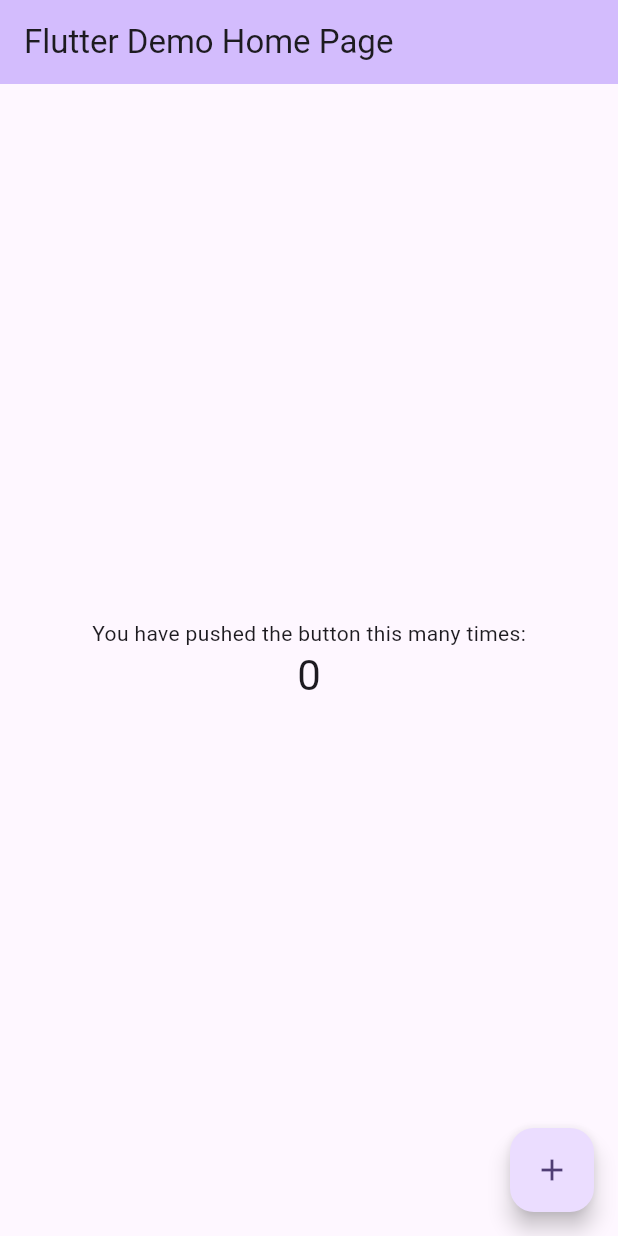
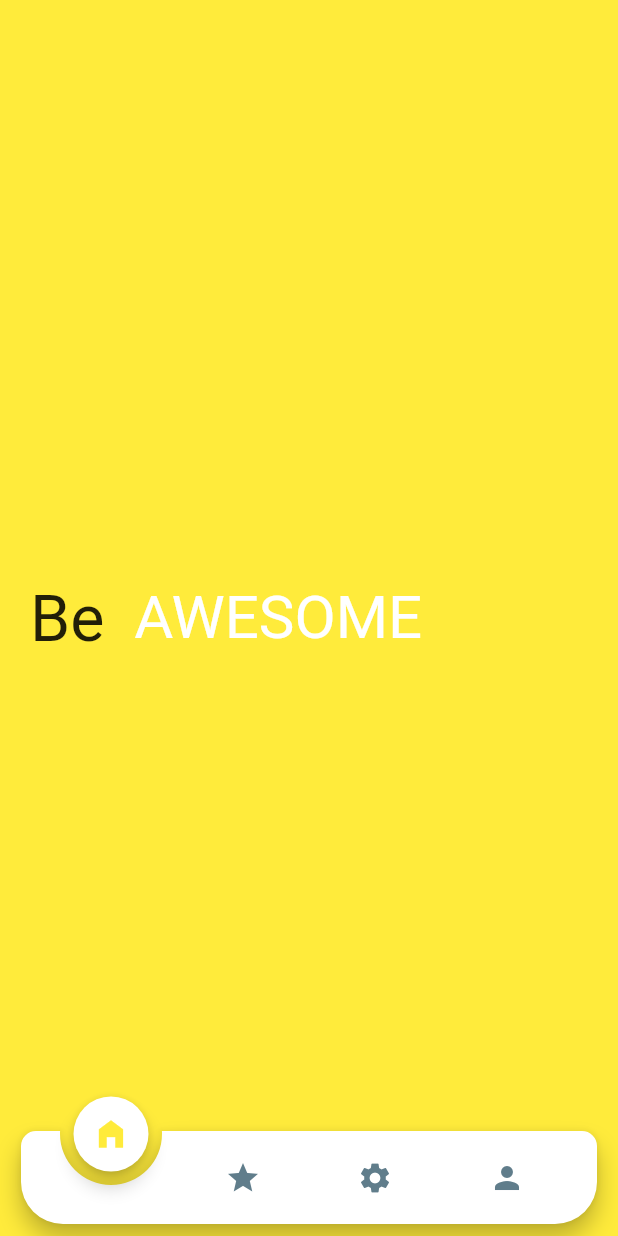
Before and after one commit to NaimurNoyon/bottom_nav_bar_collections, a Flutter app: the screen it shows after launch, on a phone screen of 412 x 824 dp. Run offline on Flutter 3.47's test engine with Material 2 defaults, Android fonts, the phone set to English and light mode, and no system bars; drawn by our look-alikes of animated_notch_bottom_bar, animated_text_kit; our stand-ins replace flutter_svg, loading_animation_widget; Roboto replaces fonts that are missing (Horizon).

Commit message:
29May2023

```diff
--- a/lib/main.dart
+++ b/lib/main.dart
@@ -1,125 +1,237 @@
+import 'dart:async';
+import 'dart:developer';
+import 'package:animated_notch_bottom_bar/animated_notch_bottom_bar/animated_notch_bottom_bar.dart';
+import 'package:animated_text_kit/animated_text_kit.dart';
 import 'package:flutter/material.dart';
+import 'package:flutter_svg/flutter_svg.dart';
+import 'package:loading_animation_widget/loading_animation_widget.dart';
 
 void main() {
   runApp(const MyApp());
 }
 
 class MyApp extends StatelessWidget {
-  const MyApp({super.key});
-
-  // This widget is the root of your application.
+  const MyApp({Key? key}) : super(key: key);
   @override
   Widget build(BuildContext context) {
     return MaterialApp(
-      title: 'Flutter Demo',
+      debugShowCheckedModeBanner: false,
+      title: 'Animated Notch Bottom Bar',
       theme: ThemeData(
-        // This is the theme of your application.
-        //
-        // TRY THIS: Try running your application with "flutter run". You'll see
-        // the application has a blue toolbar. Then, without quitting the app,
-        // try changing the seedColor in the colorScheme below to Colors.green
-        // and then invoke "hot reload" (save your changes or press the "hot
-        // reload" button in a Flutter-supported IDE, or press "r" if you used
-        // the command line to start the app).
-        //
-        // Notice that the counter didn't reset back to zero; the application
-        // state is not lost during the reload. To reset the state, use hot
-        // restart instead.
-        //
-        // This works for code too, not just values: Most code changes can be
-        // tested with just a hot reload.
-        colorScheme: ColorScheme.fromSeed(seedColor: Colors.deepPurple),
-        useMaterial3: true,
+        primarySwatch: Colors.blue,
       ),
-      home: const MyHomePage(title: 'Flutter Demo Home Page'),
+      home: SplashScreen(),
+      routes: {
+        '/home': (context) => MyHomePage(),
+      },
     );
   }
 }
 
 class MyHomePage extends StatefulWidget {
-  const MyHomePage({super.key, required this.title});
-
-  // This widget is the home page of your application. It is stateful, meaning
-  // that it has a State object (defined below) that contains fields that affect
-  // how it looks.
-
-  // This class is the configuration for the state. It holds the values (in this
-  // case the title) provided by the parent (in this case the App widget) and
-  // used by the build method of the State. Fields in a Widget subclass are
-  // always marked "final".
-
-  final String title;
+  const MyHomePage({Key? key}) : super(key: key);
 
   @override
   State<MyHomePage> createState() => _MyHomePageState();
 }
 
 class _MyHomePageState extends State<MyHomePage> {
-  int _counter = 0;
+  /// Controller to handle PageView and also handles initial page
+  final _pageController = PageController(initialPage: 0);
 
-  void _incrementCounter() {
-    setState(() {
-      // This call to setState tells the Flutter framework that something has
-      // changed in this State, which causes it to rerun the build method below
-      // so that the display can reflect the updated values. If we changed
-      // _counter without calling setState(), then the build method would not be
-      // called again, and so nothing would appear to happen.
-      _counter++;
-    });
+  /// Controller to handle bottom nav bar and also handles initial page
+  final _controller = NotchBottomBarController(index: 0);
+
+  int maxCount = 4;
+
+  @override
+  void dispose() {
+    _pageController.dispose();
+    super.dispose();
+  }
+
+  /// widget list
+  final List<Widget> bottomBarPages = [
+    const Page1(),
+    const Page2(),
+    const Page3(),
+    const Page4(),
+  ];
+
+  @override
+  Widget build(BuildContext context) {
+    return Scaffold(
+      body: PageView(
+        controller: _pageController,
+        physics: const NeverScrollableScrollPhysics(),
+        children: List.generate(
+            bottomBarPages.length, (index) => bottomBarPages[index]),
+      ),
+      extendBody: true,
+      bottomNavigationBar: (bottomBarPages.length <= maxCount)
+          ? AnimatedNotchBottomBar(
+        /// Provide NotchBottomBarController
+        notchBottomBarController: _controller,
+        color: Colors.white,
+        showLabel: false,
+        notchColor: Colors.white,
+
+        /// restart app if you change removeMargins
+        removeMargins: false,
+        bottomBarWidth: 500,
+        durationInMilliSeconds: 300,
+        bottomBarItems: [
+          const BottomBarItem(
+            inActiveItem: Icon(
+              Icons.home_filled,
+              color: Colors.blueGrey,
+            ),
+            activeItem: Icon(
+              Icons.home_filled,
+              color: Colors.yellow,
+            ),
+            itemLabel: 'Page 1',
+          ),
+          const BottomBarItem(
+            inActiveItem: Icon(
+              Icons.star,
+              color: Colors.blueGrey,
+            ),
+            activeItem: Icon(
+              Icons.star,
+              color: Colors.green,
+            ),
+            itemLabel: 'Page 2',
+          ),
+          const BottomBarItem(
+            inActiveItem: Icon(
+              Icons.settings,
+              color: Colors.blueGrey,
+            ),
+            activeItem: Icon(
+              Icons.settings,
+              color: Colors.red,
+            ),
+            itemLabel: 'Page 4',
+          ),
+          const BottomBarItem(
+            inActiveItem: Icon(
+              Icons.person,
+              color: Colors.blueGrey,
+            ),
+            activeItem: Icon(
+              Icons.person,
+              color: Colors.blue,
+            ),
+            itemLabel: 'Page 5',
+          ),
+        ],
+        onTap: (index) {
+          /// perform action on tab change and to update pages you can update pages without pages
+          log('current selected index $index');
+          _pageController.jumpToPage(index);
+        },
+      )
+          : null,
+    );
+  }
+}
+
+
+class SplashScreen extends StatefulWidget {
+  @override
+  _SplashScreenState createState() => _SplashScreenState();
+}
+
+class _SplashScreenState extends State<SplashScreen> {
+  @override
+  void initState() {
+    super.initState();
+    Timer(
+      Duration(seconds: 3),
+          () => Navigator.pushReplacementNamed(context, '/home'),
+    );
   }
 
   @override
   Widget build(BuildContext context) {
-    // This method is rerun every time setState is called, for instance as done
-    // by the _incrementCounter method above.
-    //
-    // The Flutter framework has been optimized to make rerunning build methods
-    // fast, so that you can just rebuild anything that needs updating rather
-    // than having to individually change instances of widgets.
     return Scaffold(
-      appBar: AppBar(
-        // TRY THIS: Try changing the color here to a specific color (to
-        // Colors.amber, perhaps?) and trigger a hot reload to see the AppBar
-        // change color while the other colors stay the same.
-        backgroundColor: Theme.of(context).colorScheme.inversePrimary,
-        // Here we take the value from the MyHomePage object that was created by
-        // the App.build method, and use it to set our appbar title.
-        title: Text(widget.title),
-      ),
-      body: Center(
-        // Center is a layout widget. It takes a single child and positions it
-        // in the middle of the parent.
-        child: Column(
-          // Column is also a layout widget. It takes a list of children and
-          // arranges them vertically. By default, it sizes itself to fit its
-          // children horizontally, and tries to be as tall as its parent.
-          //
-          // Column has various properties to control how it sizes itself and
-          // how it positions its children. Here we use mainAxisAlignment to
-          // center the children vertically; the main axis here is the vertical
-          // axis because Columns are vertical (the cross axis would be
-          // horizontal).
-          //
-          // TRY THIS: Invoke "debug painting" (choose the "Toggle Debug Paint"
-          // action in the IDE, or press "p" in the console), to see the
-          // wireframe for each widget.
-          mainAxisAlignment: MainAxisAlignment.center,
-          children: <Widget>[
-            const Text(
-              'You have pushed the button this many times:',
-            ),
-            Text(
-              '$_counter',
-              style: Theme.of(context).textTheme.headlineMedium,
-            ),
-          ],
-        ),
-      ),
-      floatingActionButton: FloatingActionButton(
-        onPressed: _incrementCounter,
-        tooltip: 'Increment',
-        child: const Icon(Icons.add),
-      ), // This trailing comma makes auto-formatting nicer for build methods.
+      backgroundColor: Colors.red,
+        body: Center(
+        child: LoadingAnimationWidget.fourRotatingDots(
+          color: Colors.white,
+          size: 70,
+          )
+        )
     );
   }
 }
+
+
+class Page1 extends StatelessWidget {
+  const Page1({Key? key}) : super(key: key);
+
+  @override
+  Widget build(BuildContext context) {
+    return Container(
+        color: Colors.yellow,
+        child: Row(
+          mainAxisSize: MainAxisSize.min,
+          children: <Widget>[
+            const SizedBox(width: 20.0, height: 100.0),
+            const Text(
+              'Be',
+              style: TextStyle(fontSize: 43.0),
+            ),
+            const SizedBox(width: 20.0, height: 100.0),
+            DefaultTextStyle(
+              style: const TextStyle(
+                fontSize: 40.0,
+                fontFamily: 'Horizon',
+              ),
+              child: AnimatedTextKit(
+                animatedTexts: [
+                  RotateAnimatedText('AWESOME'),
+                  RotateAnimatedText('OPTIMISTIC'),
+                  RotateAnimatedText('DIFFERENT'),
+                ],
+                onTap: () {
+                  print("Tap Event");
+                },
+              ),
+            ),
+          ],
+        )
+    );
+  }
+}
+
+class Page2 extends StatelessWidget {
+  const Page2({Key? key}) : super(key: key);
+
+  @override
+  Widget build(BuildContext context) {
+    return Container(
+        color: Colors.green, child: const Center(child: Text('')));
+  }
+}
+
+class Page3 extends StatelessWidget {
+  const Page3({Key? key}) : super(key: key);
+
+  @override
+  Widget build(BuildContext context) {
+    return Container(
+        color: Colors.red, child: const Center(child: Text('')));
+  }
+}
+
+class Page4 extends StatelessWidget {
+  const Page4({Key? key}) : super(key: key);
+
+  @override
+  Widget build(BuildContext context) {
+    return Container(
+        color: Colors.blue, child: const Center(child: Text('')));
+  }
+}
--- a/pubspec.yaml
+++ b/pubspec.yaml
@@ -35,6 +35,11 @@ dependencies:
   # The following adds the Cupertino Icons font to your application.
   # Use with the CupertinoIcons class for iOS style icons.
   cupertino_icons: ^1.0.2
+  animated_notch_bottom_bar: ^1.0.0
+  flutter_svg: ^2.0.6
+  loading_animation_widget: ^1.2.0+4
+  animated_text_kit: ^4.2.2
+  google_fonts: ^4.0.5
 
 dev_dependencies:
   flutter_test:
```
Also changed, not shown: pubspec.lock, 1 other file.
